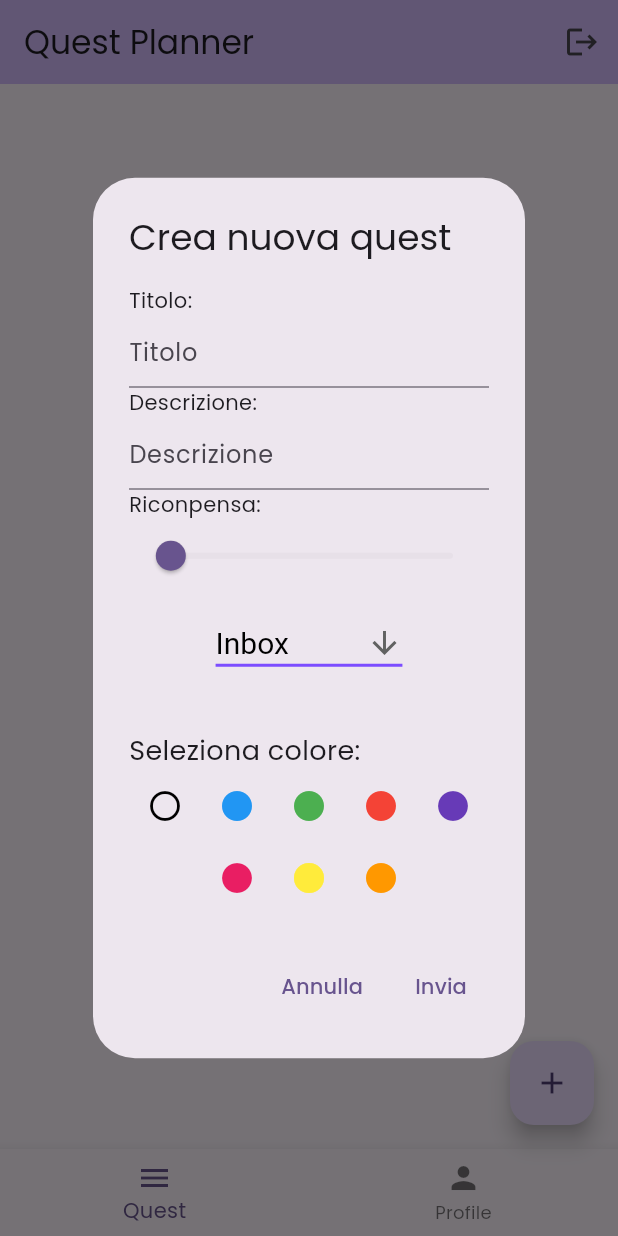
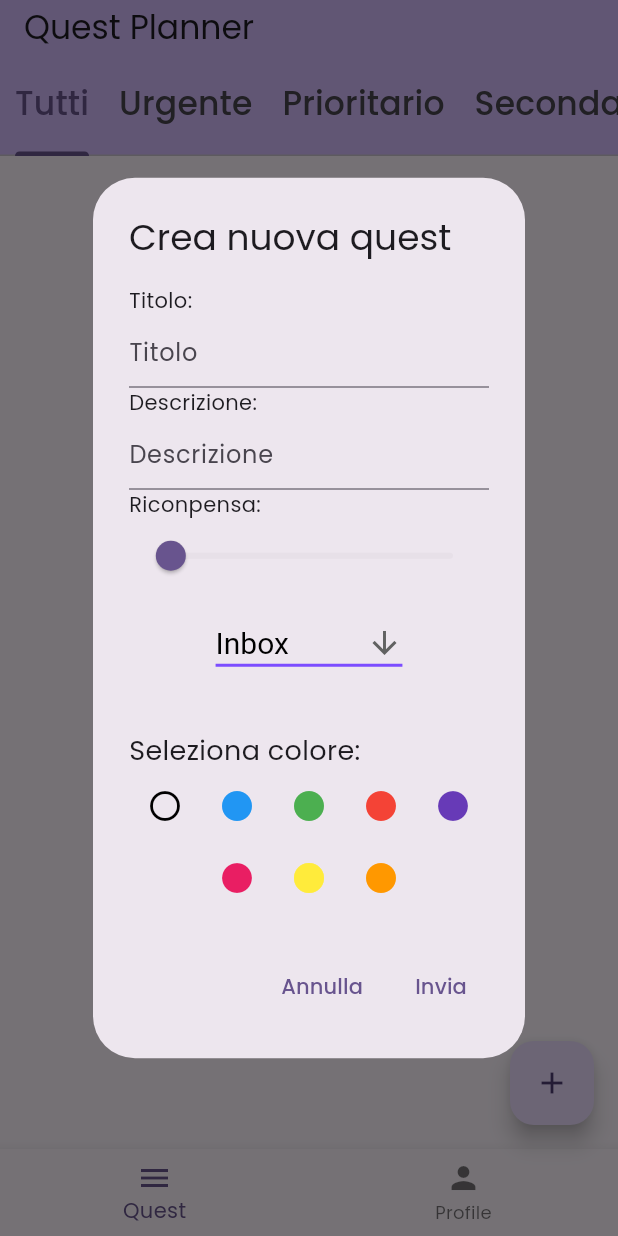
Before and after one commit to mike0697/quest_planner, a Flutter app: the screen it shows once a user with an empty profile is signed in, after a tap on the "add" icon, on a phone screen of 412 x 824 dp. Run offline on Flutter 3.47's test engine with Material 3 defaults, Android fonts, the light colour scheme and no system bars; our stand-ins replace cloud_firestore, firebase_auth, firebase_core, google_fonts, isar; accounts and stored records are empty; generated files the repository leaves out were written again.

Commit message:
Aggiunte tabs

```diff
--- a/lib/main.dart
+++ b/lib/main.dart
@@ -79,9 +79,6 @@ class MyHomePage extends StatefulWidget {
 }
 
 class _MyHomePageState extends State<MyHomePage> {
-  Future<void> signOut() async{
-    await Auth().signOut();
-  }
 
 
   @override
@@ -96,32 +93,11 @@ class _MyHomePageState extends State<MyHomePage> {
     context.read<UserProvider>().setPunti(punteggio);
     context.read<UserProvider>().setLivello(livello);
     //"Valore ottenuto da Firebase: $punteggio"
-
-
   }
 
   @override
   Widget build(BuildContext context) {
-    // This method is rerun every time setState is called, for instance as done
-    // by the _incrementCounter method above.
-    //
-    // The Flutter framework has been optimized to make rerunning build methods
-    // fast, so that you can just rebuild anything that needs updating rather
-    // than having to individually change instances of widgets.
-    return Scaffold(
-      appBar: AppBar(
-
-        backgroundColor: Theme.of(context).colorScheme.inversePrimary,
-        actions: [
-          IconButton(onPressed: (){
-            signOut();
-          }, icon: Icon(Icons.logout))
-        ],
-
-        title: Text(widget.title),
-      ),
-      body: Widget028(),
-    );
+    return const Widget028();
   }
 }
 
--- a/lib/screens/QuestScreen.dart
+++ b/lib/screens/QuestScreen.dart
@@ -10,6 +10,32 @@ class _QuestScreenState extends State<QuestScreen> {
 
   @override
   Widget build(BuildContext context) {
-    return ListQuest();
+    return DefaultTabController(
+      length: 5,
+      child: Scaffold(
+        appBar: AppBar(
+          title: Text('Quest Planner'),
+          backgroundColor: Theme.of(context).colorScheme.inversePrimary,
+          bottom: const TabBar(
+            isScrollable: true,
+            labelPadding: EdgeInsets.all(10),
+            tabAlignment: TabAlignment.start,
+            tabs: [
+              Tab(child: Text('Tutti', style: TextStyle(fontSize: 22),)),
+              Tab(child: Text('Urgente', style: TextStyle(fontSize: 22),)),
+              Tab(child: Text('Prioritario', style: TextStyle(fontSize: 22),)),
+              Tab(child: Text('Secondario', style: TextStyle(fontSize: 22),)),
+              Tab(child: Text('Inbox', style: TextStyle(fontSize: 22),)),
+          ],),
+        ),
+        body: const TabBarView(children: [
+          ListQuest(),
+          ListQuest(),
+          ListQuest(),
+          ListQuest(),
+          ListQuest(),
+        ])
+      ),
+    );
   }
 }
```
